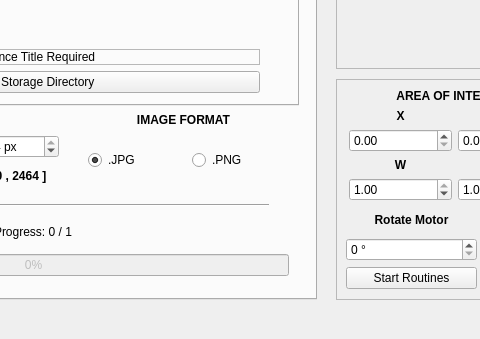
The window that _ui/FlashLapse_CP.ui (CoSE-Jerry/Flashlapse_NEO) describes before a commit, drawn with Qt 5; both pictures show x 264 to 744 and y 331 to 670 of the 1000 by 670 pixel window.
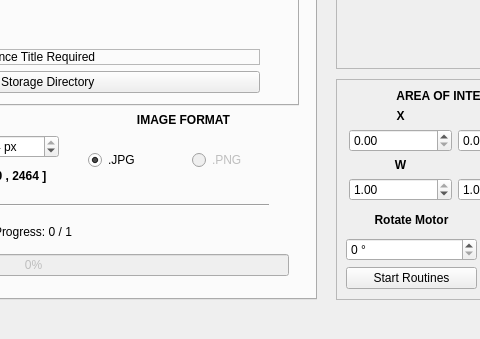
The same window after the commit. Icons and pictures are not drawn.

```diff
--- a/_ui/FlashLapse_CP.ui
+++ b/_ui/FlashLapse_CP.ui
@@ -1224,6 +1224,9 @@
        </item>
        <item>
         <widget class="QRadioButton" name="PNG_radioButton">
+         <property name="enabled">
+          <bool>false</bool>
+         </property>
          <property name="text">
           <string>.PNG</string>
          </property>
```
